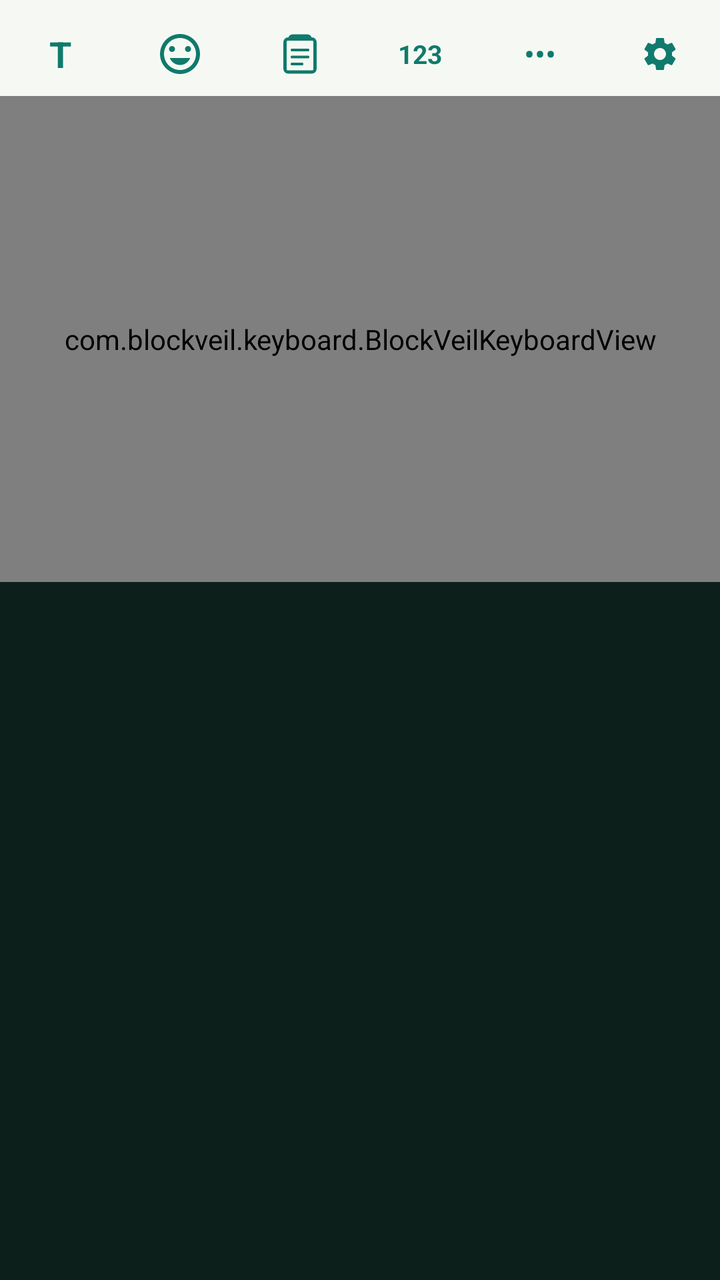
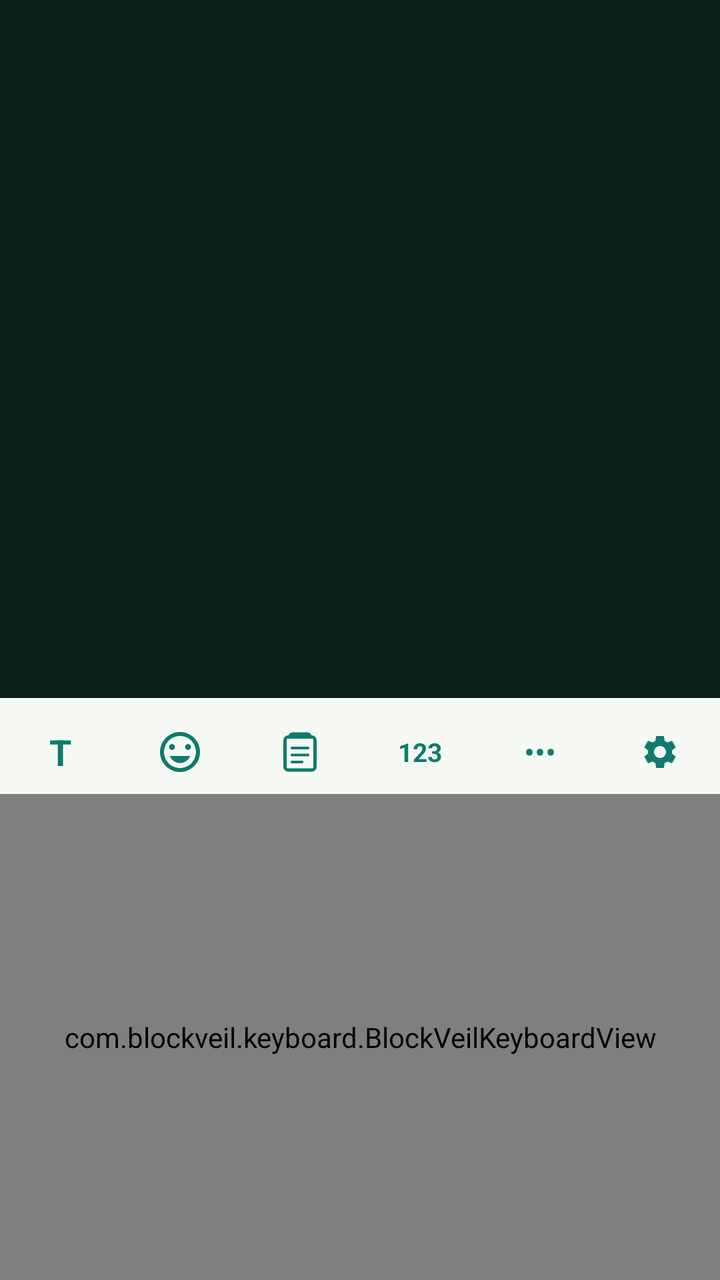

An Android layout rendered at two revisions. The XML below is the earlier revision; the diff shows what the commit changed to produce the second picture.
<!-- AndroidManifest.xml: application theme Theme.BlockVeil -->
<!-- res/layout/input_view.xml -->
<?xml version="1.0" encoding="utf-8"?>
<FrameLayout xmlns:android="http://schemas.android.com/apk/res/android"
    android:layout_width="match_parent"
    android:layout_height="wrap_content">

    <LinearLayout
        android:layout_width="match_parent"
        android:layout_height="wrap_content"
        android:orientation="vertical"
        android:background="@color/ime_bg"
        android:paddingTop="6dp"
        android:paddingBottom="0dp">

        <LinearLayout
            android:id="@+id/suggestion_strip"
            android:layout_width="match_parent"
            android:layout_height="42dp"
            android:orientation="horizontal"
            android:background="@color/ime_bg"
            android:gravity="center_vertical">

            <TextView
                android:id="@+id/icon_text_tool"
                android:layout_width="0dp"
            android:layout_height="match_parent"
            android:layout_weight="1"
            android:gravity="center"
            android:text="@string/icon_text_tool"
            android:textColor="@color/ime_key_function"
            android:textStyle="bold"
            android:textSize="18sp" />

        <LinearLayout
            android:id="@+id/toolbar_icons_group"
            android:layout_width="0dp"
            android:layout_height="match_parent"
            android:layout_weight="5"
            android:orientation="horizontal"
            android:gravity="center_vertical">

            <ImageView
                android:id="@+id/icon_emoji_top"
                android:layout_width="0dp"
                android:layout_height="24dp"
                android:layout_weight="1"
                android:src="@drawable/sentiment_satisfied_24"
                android:tint="@color/ime_key_function"
                android:scaleType="centerInside" />

            <ImageView
                android:id="@+id/clipboard_button"
                android:layout_width="0dp"
                android:layout_height="24dp"
                android:layout_weight="1"
                android:src="@drawable/ic_top_clipboard"
                android:scaleType="centerInside" />

            <TextView
                android:id="@+id/icon_123_top"
                android:layout_width="0dp"
                android:layout_height="match_parent"
                android:layout_weight="1"
                android:gravity="center"
                android:text="@string/icon_123_top"
                android:textColor="@color/ime_key_function"
                android:textStyle="bold"
                android:textSize="13sp" />

            <TextView
                android:id="@+id/icon_more_options"
                android:layout_width="0dp"
                android:layout_height="match_parent"
                android:layout_weight="1"
                android:gravity="center"
                android:text="@string/icon_more_options"
                android:textColor="@color/ime_key_function"
                android:textSize="16sp" />

            <ImageView
                android:id="@+id/settings_header_button"
                android:layout_width="0dp"
                android:layout_height="20dp"
                android:layout_weight="1"
                android:src="@drawable/ic_settings_gear"
                android:scaleType="centerInside" />
        </LinearLayout>

        <LinearLayout
            android:id="@+id/suggestions_group"
            android:layout_width="0dp"
            android:layout_height="match_parent"
            android:layout_weight="5"
            android:orientation="horizontal"
            android:visibility="gone">

            <TextView
                android:id="@+id/suggestion_1"
                android:layout_width="0dp"
                android:layout_height="match_parent"
                android:layout_weight="1"
                android:gravity="center"
                android:textColor="@color/ime_suggestion_text"
                android:textSize="16sp" />

            <TextView
                android:id="@+id/suggestion_2"
                android:layout_width="0dp"
                android:layout_height="match_parent"
                android:layout_weight="1"
                android:gravity="center"
                android:textColor="@color/ime_suggestion_text"
                android:textSize="16sp" />

            <TextView
                android:id="@+id/suggestion_3"
                android:layout_width="0dp"
                android:layout_height="match_parent"
                android:layout_weight="1"
                android:gravity="center"
                android:textColor="@color/ime_suggestion_text"
                android:textSize="16sp" />
        </LinearLayout>
    </LinearLayout>

    <FrameLayout
        android:id="@+id/keyboard_frame"
        android:layout_width="match_parent"
        android:layout_height="243dp">

        <com.blockveil.keyboard.BlockVeilKeyboardView
            android:id="@+id/keyboard_view"
            android:layout_width="match_parent"
            android:layout_height="match_parent"
            android:background="@color/ime_bg"
            android:shadowColor="#00000000"
            android:shadowRadius="0" />

        <LinearLayout
            android:id="@+id/clipboard_panel"
            android:layout_width="match_parent"
            android:layout_height="match_parent"
            android:orientation="vertical"
            android:background="@color/ime_bg"
            android:visibility="gone">

            <LinearLayout
                android:layout_width="match_parent"
                android:layout_height="wrap_content"
                android:orientation="horizontal"
                android:gravity="center_vertical"
                android:padding="10dp">

                <ImageView
                    android:id="@+id/clipboard_close_button"
                    android:layout_width="26dp"
                    android:layout_height="26dp"
                    android:src="@drawable/arrow_back_24"
                    android:tint="@color/ime_text_primary"
                    android:contentDescription="@string/back_arrow"
                    android:paddingEnd="12dp" />

                <View
                    android:layout_width="0dp"
                    android:layout_height="1dp"
                    android:layout_weight="1" />

                <TextView
                    android:id="@+id/clipboard_clear_button"
                    android:layout_width="wrap_content"
                    android:layout_height="wrap_content"
                    android:text="@string/clear_all"
                    android:textColor="@color/ime_text_secondary"
                    android:textSize="13sp" />
            </LinearLayout>

            <ScrollView
                android:layout_width="match_parent"
                android:layout_height="0dp"
                android:layout_weight="1">

                <LinearLayout
                    android:id="@+id/clipboard_list"
                    android:layout_width="match_parent"
                    android:layout_height="wrap_content"
                    android:orientation="vertical" />
            </ScrollView>

        </LinearLayout>

        <LinearLayout
            android:id="@+id/emoji_panel"
            android:layout_width="match_parent"
            android:layout_height="match_parent"
            android:orientation="vertical"
            android:background="@color/ime_bg"
            android:visibility="gone">

            <LinearLayout
                android:id="@+id/emoji_category_row"
                android:layout_width="match_parent"
                android:layout_height="40dp"
                android:orientation="horizontal"
                android:background="@color/ime_bg" />

            <View
                android:layout_width="match_parent"
                android:layout_height="1dp"
                android:background="#E0E0E0" />

            <FrameLayout
                android:layout_width="match_parent"
                android:layout_height="0dp"
                android:layout_weight="1"
                android:background="@color/ime_bg">

                <TextView
                    android:layout_width="wrap_content"
                    android:layout_height="wrap_content"
                    android:layout_gravity="center"
                    android:text="@string/emoji_coming_soon"
                    android:textColor="@color/ime_text_secondary"
                    android:textSize="13sp" />
            </FrameLayout>

            <LinearLayout
                android:layout_width="match_parent"
                android:layout_height="wrap_content"
                android:orientation="horizontal"
                android:background="@color/ime_bg"
                android:padding="8dp">

                <TextView
                    android:id="@+id/emoji_abc_button"
                    android:layout_width="wrap_content"
                    android:layout_height="wrap_content"
                    android:text="ABC"
                    android:textColor="@color/ime_key_function"
                    android:textStyle="bold"
                    android:textSize="15sp"
                    android:padding="8dp" />
            </LinearLayout>

        </LinearLayout>

    </FrameLayout>

    </LinearLayout>

    <LinearLayout
        android:id="@+id/action_toast"
        android:layout_width="wrap_content"
        android:layout_height="wrap_content"
        android:layout_gravity="center"
        android:orientation="horizontal"
        android:gravity="center_vertical"
        android:background="@drawable/bg_action_toast"
        android:paddingStart="14dp"
        android:paddingEnd="18dp"
        android:paddingTop="10dp"
        android:paddingBottom="10dp"
        android:visibility="gone"
        android:elevation="8dp">

        <ImageView
            android:id="@+id/action_toast_logo"
            android:layout_width="22dp"
            android:layout_height="22dp"
            android:layout_marginEnd="10dp"
            android:src="@drawable/ic_launcher"
            android:contentDescription="@null" />

        <TextView
            android:id="@+id/action_toast_text"
            android:layout_width="wrap_content"
            android:layout_height="wrap_content"
            android:textColor="#FFFFFFFF"
            android:textSize="14sp" />

    </LinearLayout>

    <TextView
        android:id="@+id/key_preview_bubble"
        android:layout_width="wrap_content"
        android:layout_height="wrap_content"
        android:layout_gravity="top|start"
        android:background="@drawable/bg_key_preview"
        android:gravity="center"
        android:textColor="#FF0A4D4A"
        android:textSize="24sp"
        android:includeFontPadding="false"
        android:visibility="gone"
        android:elevation="10dp" />

    <LinearLayout
        android:id="@+id/multi_hint_popup"
        android:layout_width="wrap_content"
        android:layout_height="wrap_content"
        android:layout_gravity="top|start"
        android:orientation="vertical"
        android:background="@drawable/bg_key_preview"
        android:visibility="gone"
        android:elevation="10dp" />

</FrameLayout>
<!-- resources referenced by this layout -->
<resources>
  <color name="ime_bg">#F6F9F3</color>
  <color name="ime_key_function">#0F7A6D</color>
  <color name="ime_suggestion_text">#174A3D</color>
  <color name="ime_text_primary">#174A3D</color>
  <color name="ime_text_secondary">#3A5F52</color>
  <!-- drawable arrow_back_24 (drawable) -->
  <?xml version="1.0" encoding="utf-8"?>
  <vector xmlns:android="http://schemas.android.com/apk/res/android"
      android:width="24dp"
      android:height="24dp"
      android:viewportWidth="24"
      android:viewportHeight="24">
      <path
          android:pathData="M 20,11 L 7.83,11 L 13.42,5.41 L 12,4 L 4,12 L 12,20 L 13.41,18.59 L 7.83,13 L 20,13 Z"
          android:fillColor="#FFFFFF" />
  </vector>
  <!-- drawable bg_action_toast (drawable) -->
  <?xml version="1.0" encoding="utf-8"?>
  <shape xmlns:android="http://schemas.android.com/apk/res/android"
      android:shape="rectangle">
      <solid android:color="#E6101010" />
      <corners android:radius="24dp" />
  </shape>
  <!-- drawable bg_key_preview (drawable) -->
  <?xml version="1.0" encoding="utf-8"?>
  <shape xmlns:android="http://schemas.android.com/apk/res/android"
      android:shape="rectangle">
      <solid android:color="#FFAEDCB0" />
      <corners android:radius="10dp" />
  </shape>
  <!-- drawable sentiment_satisfied_24 (drawable) -->
  <?xml version="1.0" encoding="utf-8"?>
  <vector xmlns:android="http://schemas.android.com/apk/res/android"
      android:width="24dp"
      android:height="24dp"
      android:viewportWidth="24"
      android:viewportHeight="24">
  
      <path
          android:fillColor="#FF000000"
          android:pathData="M12,2 C6.48,2 2,6.48 2,12 C2,17.52 6.48,22 12,22 C17.52,22 22,17.52 22,12 C22,6.48 17.52,2 12,2 Z M12,20 C7.59,20 4,16.41 4,12 C4,7.59 7.59,4 12,4 C16.41,4 20,7.59 20,12 C20,16.41 16.41,20 12,20 Z" />
  
      <path
          android:fillColor="#FF000000"
          android:pathData="M8,11 C8.83,11 9.5,10.33 9.5,9.5 C9.5,8.67 8.83,8 8,8 C7.17,8 6.5,8.67 6.5,9.5 C6.5,10.33 7.17,11 8,11 Z" />
  
      <path
          android:fillColor="#FF000000"
          android:pathData="M16,11 C16.83,11 17.5,10.33 17.5,9.5 C17.5,8.67 16.83,8 16,8 C15.17,8 14.5,8.67 14.5,9.5 C14.5,10.33 15.17,11 16,11 Z" />
  
      <path
          android:fillColor="#FF000000"
          android:pathData="M12,17.5 C14.33,17.5 16.31,16.04 17.11,14 L6.89,14 C7.69,16.04 9.67,17.5 12,17.5 Z" />
  </vector>
  <string name="back_arrow">Back</string>
  <string name="clear_all">Clear all</string>
  <string name="emoji_coming_soon">Emoji picker coming soon</string>
  <string name="icon_123_top">123</string>
  <string name="icon_more_options">•••</string>
  <string name="icon_text_tool">T</string>
  <style name="Theme.BlockVeil" parent="android:Theme.Material.NoActionBar">
          <item name="android:windowBackground">@color/bg_dark</item>
          <item name="android:statusBarColor">@color/bg_dark</item>
          <item name="android:navigationBarColor">@color/bg_dark</item>
          <item name="android:colorAccent">@color/accent_mint</item>
      </style>
  <color name="bg_dark">#0D1F1A</color>
  <color name="accent_mint">#6FE7B0</color>
  <!-- unchanged entries left out for length: 3 -->
</resources>

<!-- the commit's change to res/layout/input_view.xml (unified diff, before → after) -->
@@ -6,6 +6,7 @@
     <LinearLayout
         android:layout_width="match_parent"
         android:layout_height="wrap_content"
+        android:layout_gravity="bottom"
         android:orientation="vertical"
         android:background="@color/ime_bg"
         android:paddingTop="6dp"
